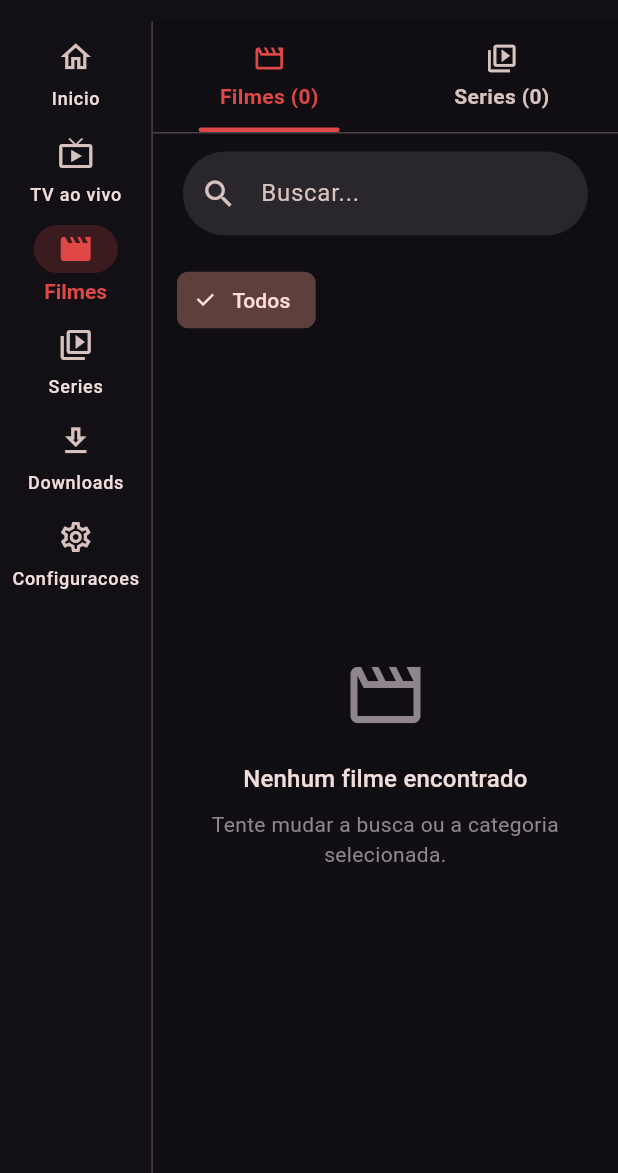
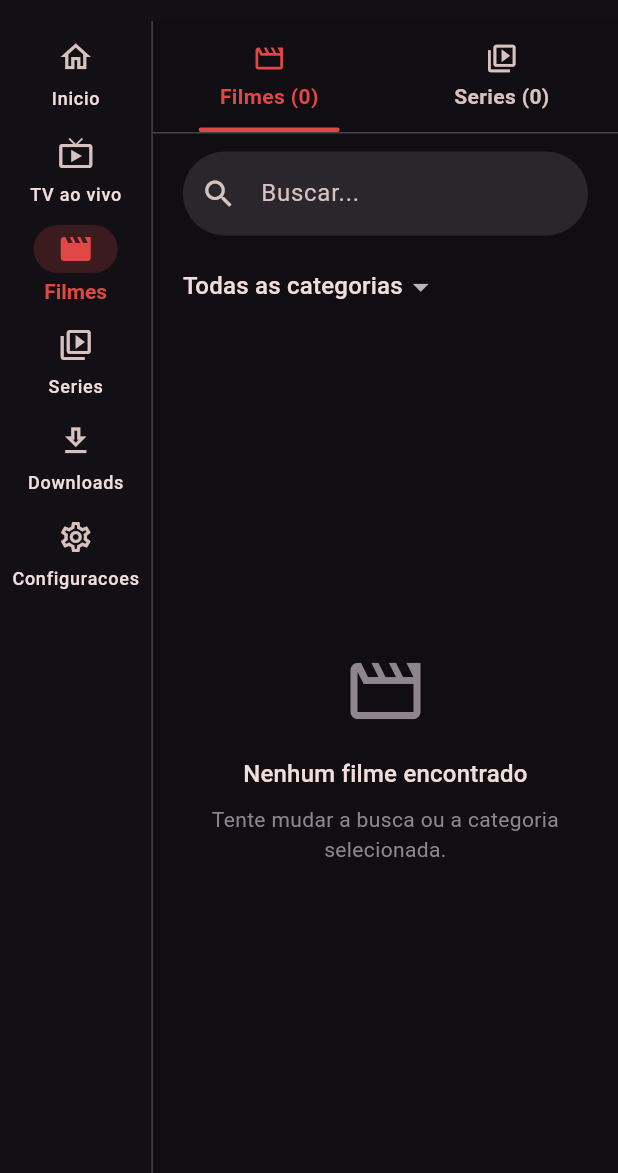
Before and after one commit to Juancjc/iptv-jotac, a Flutter app: the screen it shows after launch, after a tap on "TV ao vivo", after a tap on "Filmes", on a phone screen of 412 x 824 dp, the part 63-1236 px from its top. Run offline on Flutter 3.47's test engine with Material 3 defaults, Android fonts, the phone set to English and light mode, and no system bars; our stand-ins replace dio, drift, flutter_riverpod; missing offline and left inert: media_kit, media_kit_video; accounts and stored records are empty; generated files the repository leaves out were written again.

Commit message:
Fix series sync duplicate IDs, series/movies category select, and UI color contrast
- Dedupe Xtream series list by series_id before inserting, since panels can
  list the same series under multiple categories and the id is the table's
  primary key (fixes UNIQUE constraint crash on sync).
- Replace the horizontal category filter chips in movies/series with a
  dropdown select, since Xtream catalogs can have hundreds of categories.
- Fix washed-out "AO VIVO" badge text (double alpha dimming made it nearly
  unreadable) and restyle download status chips to match the app's theme
  instead of raw saturated Material colors.

Co-Authored-By: Claude Sonnet 5 <noreply@anthropic.com>

```diff
--- a/lib/screens/home_dashboard_screen.dart
+++ b/lib/screens/home_dashboard_screen.dart
@@ -162,17 +162,13 @@ class _HomeSectionCardState extends State<_HomeSectionCard> {
                           Icon(
                             Icons.circle,
                             size: 8,
-                            color: colors.onErrorContainer.withValues(
-                              alpha: .55,
-                            ),
+                            color: colors.onErrorContainer,
                           ),
                           const SizedBox(width: 5),
                           Text(
                             'AO VIVO',
                             style: TextStyle(
-                              color: colors.onErrorContainer.withValues(
-                                alpha: .72,
-                              ),
+                              color: colors.onErrorContainer,
                               fontSize: 10,
                               fontWeight: FontWeight.w800,
                               letterSpacing: 1.1,
--- a/lib/widgets/catalog_toolbar.dart
+++ b/lib/widgets/catalog_toolbar.dart
@@ -68,23 +68,34 @@ class CatalogToolbar extends StatelessWidget {
             ),
           ),
         ),
-        SizedBox(
-          height: 66,
-          child: ListView.separated(
-            padding: const EdgeInsets.symmetric(horizontal: 16, vertical: 8),
-            scrollDirection: Axis.horizontal,
-            itemCount: categories.length + 1,
-            separatorBuilder: (_, _) => const SizedBox(width: 8),
-            itemBuilder: (context, index) {
-              final category = index == 0 ? null : categories[index - 1];
-              final selected = selectedCategory == category;
-              return FilterChip(
-                selected: selected,
-                showCheckmark: selected,
-                label: Text(category ?? 'Todos'),
-                onSelected: (_) => onCategorySelected(category),
-              );
-            },
+        Padding(
+          padding: const EdgeInsets.fromLTRB(20, 0, 20, 12),
+          child: Center(
+            child: ConstrainedBox(
+              constraints: const BoxConstraints(maxWidth: 800),
+              child: Align(
+                alignment: Alignment.centerLeft,
+                child: DropdownButtonHideUnderline(
+                  child: DropdownButton<String?>(
+                    value: selectedCategory,
+                    hint: const Text('Categoria'),
+                    borderRadius: BorderRadius.circular(12),
+                    items: [
+                      const DropdownMenuItem<String?>(
+                        value: null,
+                        child: Text('Todas as categorias'),
+                      ),
+                      for (final category in categories)
+                        DropdownMenuItem<String?>(
+                          value: category,
+                          child: Text(category),
+                        ),
+                    ],
+                    onChanged: onCategorySelected,
+                  ),
+                ),
+              ),
+            ),
           ),
         ),
       ],
```
Also changed, not shown: lib/screens/downloads_screen.dart (+10 -8 lines), lib/services/playlist_repository.dart (+10 -1 lines).
